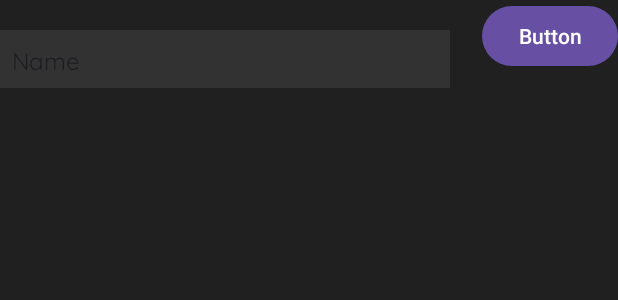
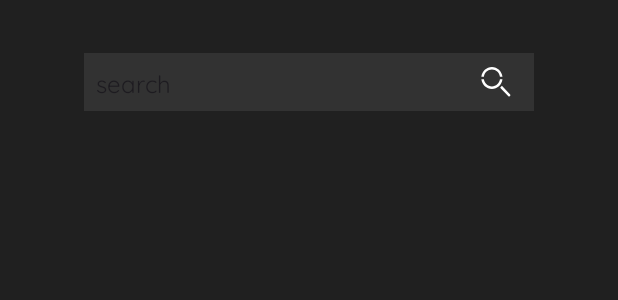
Before and after one commit to CuriosityDS/BookNook, an Android app: the layout fragment_search.xml on its own in the app's theme, with its tools: preview values and no code run, on a phone screen of 412 x 824 dp. Shown: the top 300 px of the screen. Run offline under Robolectric (Android 15) with nearby library versions, the phone set to English and light mode, and no system bars.

Commit message:
alpha 0.4

```diff
--- a/app/src/main/java/ru/mggtk/booknook/Fragments/MainFragment/MainFragment.kt
+++ b/app/src/main/java/ru/mggtk/booknook/Fragments/MainFragment/MainFragment.kt
@@ -27,6 +27,10 @@ class MainFragment : Fragment() {
             when (menuItem.itemId) {
                 R.id.home -> {
                     replaceFragment(HomeFragment())
+                    true
+                }
+                R.id.search -> {
+                    replaceFragment(SearchFragment())
                     true
                 }
                 R.id.profile -> {
--- a/app/src/main/java/ru/mggtk/booknook/Fragments/ShopFragments/Products/ProductsHomeFragment.kt
+++ b/app/src/main/java/ru/mggtk/booknook/Fragments/ShopFragments/Products/ProductsHomeFragment.kt
@@ -49,9 +49,13 @@ class ProductsHomeFragment : Fragment() {
             Book("Преступление и наказание", 449.50, "https://via.placeholder.com/150"),
             Book("Война и мир", 899.75, "https://via.placeholder.com/150"),
             Book("1984", 349.25, "https://via.placeholder.com/150"),
+            Book("Позор Кремля", 1699.99, "https://via.placeholder.com/150"),
             Book("Маленький принц", 299.90, "https://via.placeholder.com/150"),
             Book("Убить пересмешника", 539.80, "https://via.placeholder.com/150"),
-            Book("Мастер йоги", 189.60, "https://via.placeholder.com/150")
+            Book("Мастер йоги", 189.60, "https://via.placeholder.com/150"),
+            Book("Морфий", 1359.99, "https://via.placeholder.com/150"),
+            Book("Норвежский лес", 499.00, "https://via.placeholder.com/150"),
+            Book("Позор Солнца", 699.99, "https://via.placeholder.com/150")
         )
     }
 
--- a/app/src/main/res/layout/fragment_search.xml
+++ b/app/src/main/res/layout/fragment_search.xml
@@ -15,31 +15,26 @@
             style="@style/CustomEditTextStyle"
             android:layout_width="300dp"
             android:layout_height="wrap_content"
-            android:layout_marginTop="20dp"
+            android:layout_marginTop="35dp"
             android:ems="10"
             android:inputType="text"
-            android:text="Name"
+            android:text="@string/search"
+            app:layout_constraintEnd_toEndOf="parent"
             app:layout_constraintStart_toStartOf="parent"
             app:layout_constraintTop_toTopOf="parent" />
 
-        <Button
-            android:id="@+id/searchButton"
-            android:layout_width="wrap_content"
-            android:layout_height="wrap_content"
-            android:text="Button"
-            app:layout_constraintBottom_toBottomOf="@+id/editTextText2"
-            app:layout_constraintEnd_toEndOf="parent"
-            app:layout_constraintStart_toEndOf="@+id/editTextText2"
-            app:layout_constraintTop_toTopOf="@+id/editTextText2" />
+        <ImageButton
+            android:id="@+id/imageButton"
+            android:layout_width="20dp"
+            android:layout_height="20dp"
+            android:layout_marginEnd="15dp"
+            android:background="@android:color/transparent"
+            android:backgroundTint="@android:color/transparent"
+            android:scaleType="fitXY"
+            android:src="@drawable/searchicon"
+            app:layout_constraintBottom_toBottomOf="@+id/searchEditText"
+            app:layout_constraintEnd_toEndOf="@+id/searchEditText"
+            app:layout_constraintTop_toTopOf="@+id/searchEditText" />
 
-        <androidx.recyclerview.widget.RecyclerView
-            android:id="@+id/searchRecyclerView"
-            android:layout_width="409dp"
-            android:layout_height="655dp"
-            android:layout_marginTop="8dp"
-            app:layout_constraintBottom_toBottomOf="parent"
-            app:layout_constraintEnd_toEndOf="parent"
-            app:layout_constraintStart_toStartOf="parent"
-            app:layout_constraintTop_toBottomOf="@+id/editTextText2" />
     </androidx.constraintlayout.widget.ConstraintLayout>
 </FrameLayout>
```
Also changed, not shown: app/src/main/java/ru/mggtk/booknook/Fragments/ShopFragments/SearchFragment.kt (+17 -1 lines), app/src/main/res/menu/menu_btn.xml (+7 -0 lines).
